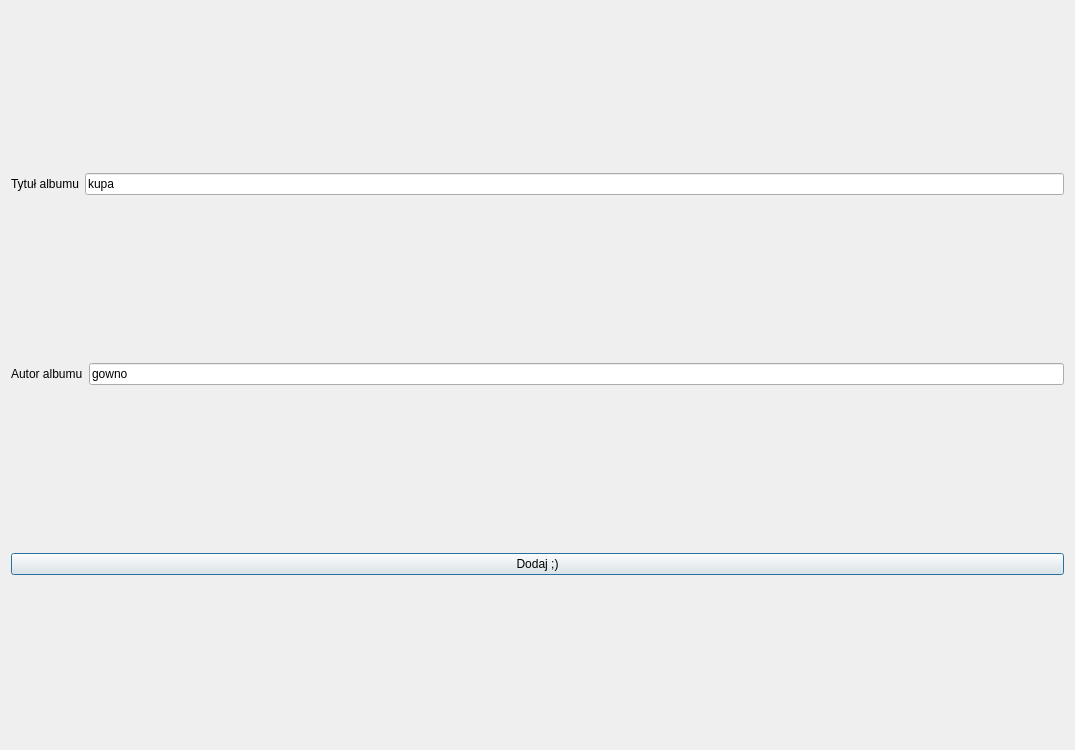
First picture: the form in formDialog.ui, repository suwka/musicapp, before the edit.
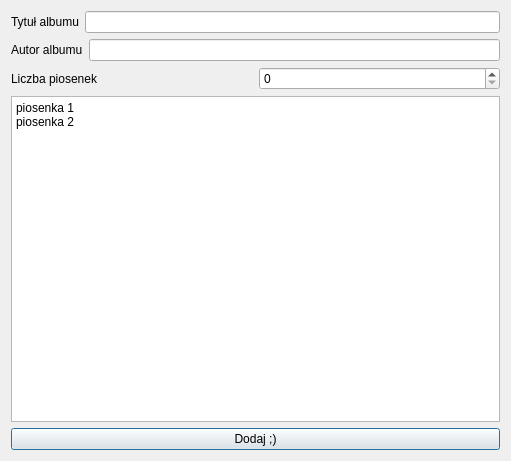
Second picture: the form after the edit.

Commit message: zmieniony layout sl

The edit to the form file:
```diff
--- a/formDialog.ui
+++ b/formDialog.ui
@@ -6,8 +6,8 @@
    <rect>
     <x>0</x>
     <y>0</y>
-    <width>1075</width>
-    <height>750</height>
+    <width>511</width>
+    <height>461</height>
    </rect>
   </property>
   <property name="windowTitle">
@@ -26,7 +26,7 @@
      <item>
       <widget class="QLineEdit" name="lineEdit">
        <property name="text">
-        <string>kupa</string>
+        <string/>
        </property>
       </widget>
      </item>
@@ -44,17 +44,45 @@
      <item>
       <widget class="QLineEdit" name="lineEdit_2">
        <property name="text">
-        <string>gowno</string>
+        <string/>
        </property>
       </widget>
      </item>
     </layout>
    </item>
    <item>
-    <layout class="QHBoxLayout" name="horizontalLayout_3"/>
+    <layout class="QHBoxLayout" name="horizontalLayout_3">
+     <item>
+      <widget class="QLabel" name="label_2">
+       <property name="text">
+        <string>Liczba piosenek</string>
+       </property>
+      </widget>
+     </item>
+     <item>
+      <widget class="QSpinBox" name="numberOfTitlesInput"/>
+     </item>
+    </layout>
    </item>
    <item>
-    <layout class="QHBoxLayout" name="horizontalLayout"/>
+    <layout class="QHBoxLayout" name="horizontalLayout">
+     <item>
+      <widget class="QTextEdit" name="textEdit">
+       <property name="html">
+        <string>&lt;!DOCTYPE HTML PUBLIC &quot;-//W3C//DTD HTML 4.0//EN&quot; &quot;http://www.w3.org/TR/REC-html40/strict.dtd&quot;&gt;
+&lt;html&gt;&lt;head&gt;&lt;meta name=&quot;qrichtext&quot; content=&quot;1&quot; /&gt;&lt;meta charset=&quot;utf-8&quot; /&gt;&lt;style type=&quot;text/css&quot;&gt;
+p, li { white-space: pre-wrap; }
+hr { height: 1px; border-width: 0; }
+li.unchecked::marker { content: &quot;\2610&quot;; }
+li.checked::marker { content: &quot;\2612&quot;; }
+&lt;/style&gt;&lt;/head&gt;&lt;body style=&quot; font-family:'Segoe UI'; font-size:9pt; font-weight:400; font-style:normal;&quot;&gt;
+&lt;p style=&quot; margin-top:0px; margin-bottom:0px; margin-left:0px; margin-right:0px; -qt-block-indent:0; text-indent:0px;&quot;&gt;piosenka 1&lt;/p&gt;
+&lt;p style=&quot; margin-top:0px; margin-bottom:0px; margin-left:0px; margin-right:0px; -qt-block-indent:0; text-indent:0px;&quot;&gt;piosenka 2&lt;/p&gt;
+&lt;p style=&quot;-qt-paragraph-type:empty; margin-top:0px; margin-bottom:0px; margin-left:0px; margin-right:0px; -qt-block-indent:0; text-indent:0px;&quot;&gt;&lt;br /&gt;&lt;/p&gt;&lt;/body&gt;&lt;/html&gt;</string>
+       </property>
+      </widget>
+     </item>
+    </layout>
    </item>
    <item>
     <widget class="QPushButton" name="finalizeAddAlbumButton">
```
Left out of the diff: 4 changed lines with no effect on the pictures. The commit also changes 6 other files.
